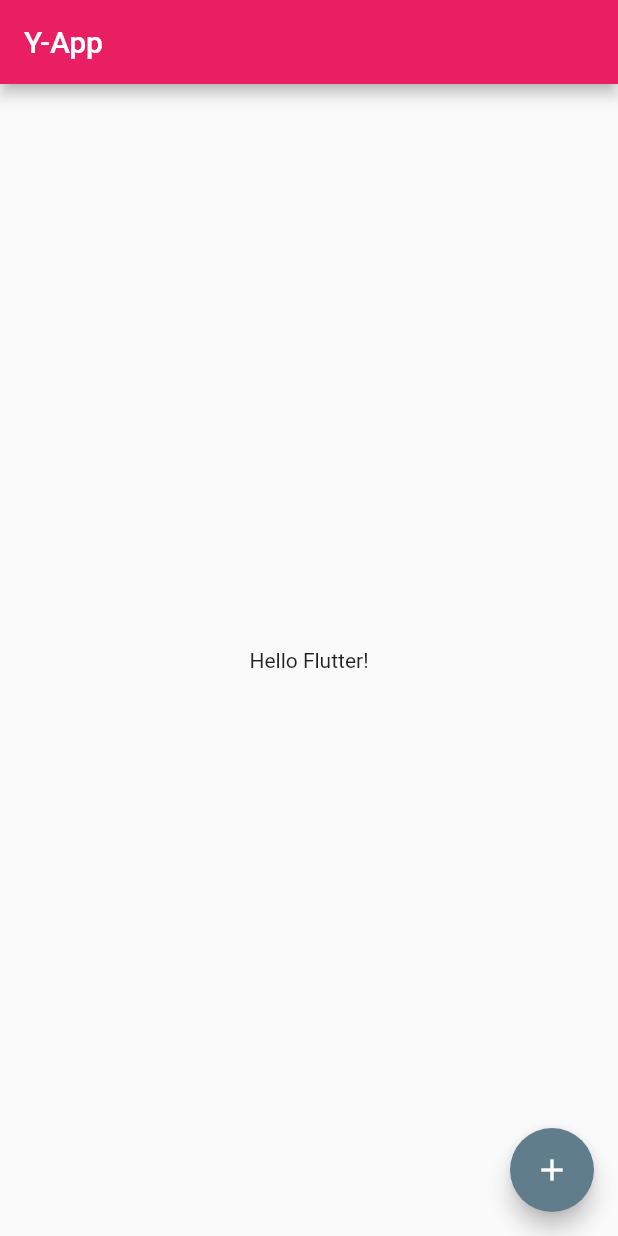
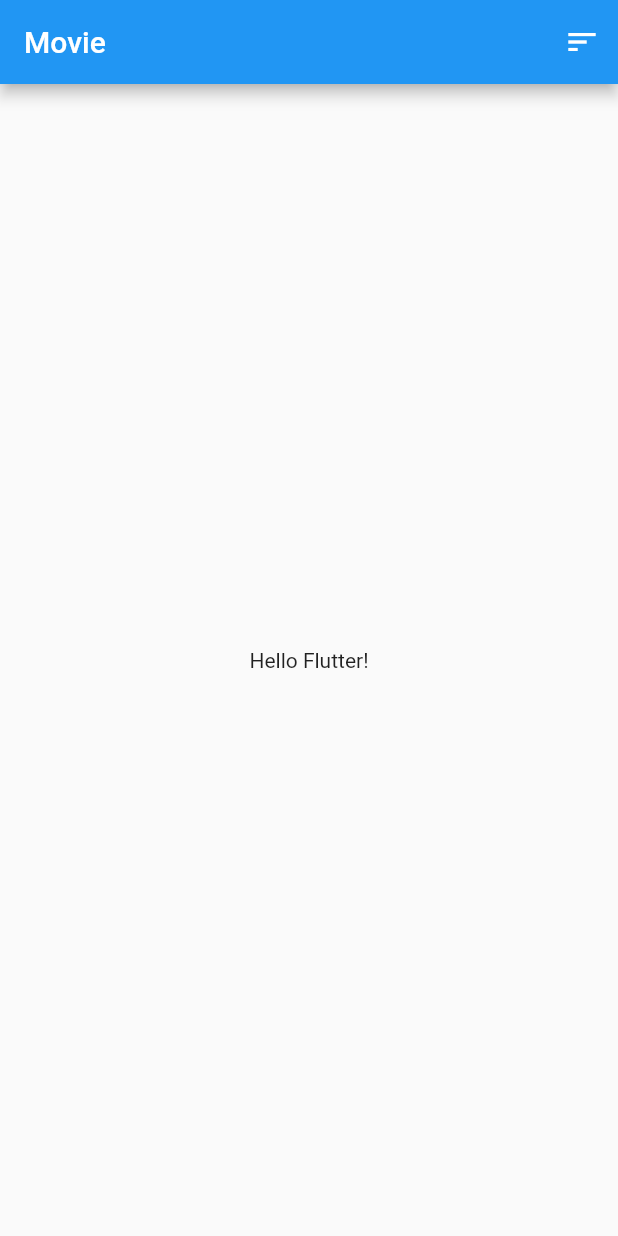
Before and after one commit to pyeeun/flutter, a Flutter app: the screen it shows after launch, on a phone screen of 412 x 824 dp. Run offline on Flutter 3.47's test engine with Material 2 defaults, Android fonts, the phone set to English and light mode, and no system bars.

Commit message:
2020.08.20 : add PopupMenu

```diff
--- a/01/myapp/lib/main.dart
+++ b/01/myapp/lib/main.dart
@@ -7,10 +7,9 @@ class StatelessApp extends StatelessWidget {
   @override
   Widget build(BuildContext context) {
     return MaterialApp(
-      title: 'Yapp',
+      title: 'Main Page',
       theme: ThemeData(
-        primaryColor: Colors.pink,
-        accentColor: Colors.blueGrey,
+        primaryColor: Colors.blue,
       ),
       home: StatelessPage(),
     );
--- a/01/myapp/lib/main_page.dart
+++ b/01/myapp/lib/main_page.dart
@@ -4,12 +4,29 @@ class StatelessPage extends StatelessWidget {
   @override
   Widget build(BuildContext context) {
     return Scaffold(
-      appBar: AppBar(title: Text('Y-App')),
+      appBar: AppBar(title: Text('Movie'),
+          // leading: Icon(Icons.menu), // 1-1. 상단화면 (좌측 버튼 추가)
+          actions: <Widget>[
+            PopupMenuButton<int>(
+              icon: Icon(Icons.sort),
+              onSelected: (value) {
+                if (value == 0)
+                  print("예매율순");
+                else if (value == 1)
+                  print("큐레이션");
+                else
+                  print("최신순");
+              },
+              itemBuilder: (context) {
+                return [
+                  PopupMenuItem(value: 0, child: Text("예매율순")),
+                  PopupMenuItem(value: 1, child: Text("큐레이션")),
+                  PopupMenuItem(value: 2, child: Text("최신순"))
+                ];
+              },
+            )
+          ]),
       body: Center(child: Text('Hello Flutter!')),
-      floatingActionButton: FloatingActionButton(
-        child: Icon(Icons.add),
-        onPressed: () {},
-      ),
     );
   }
 }
```
